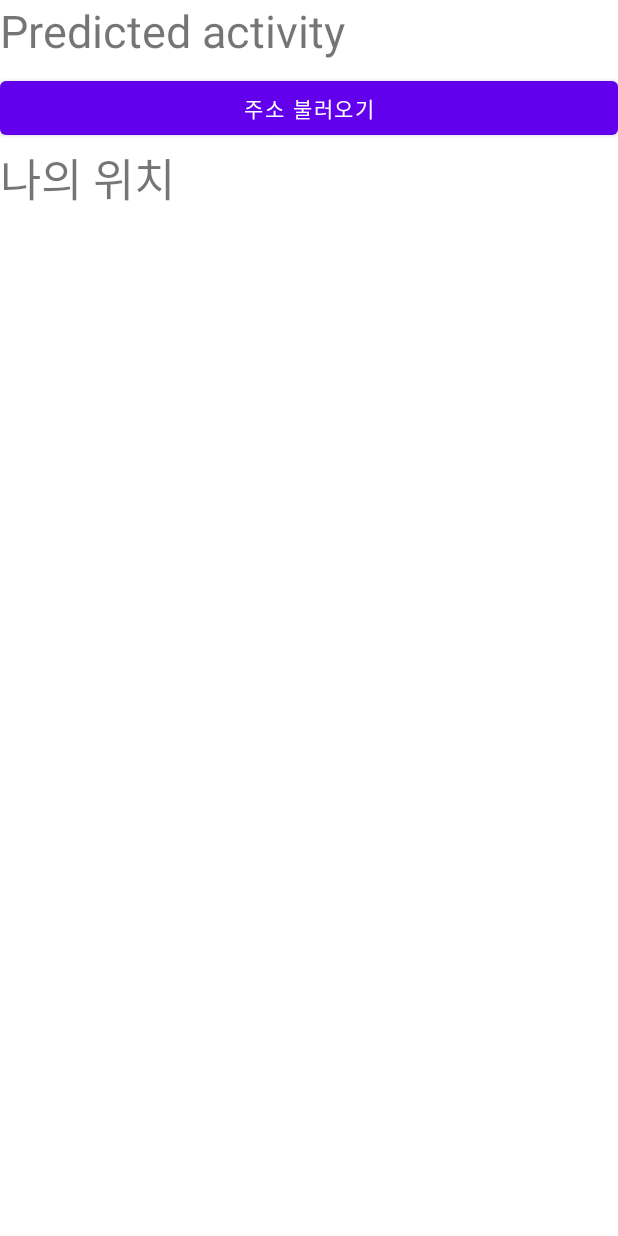
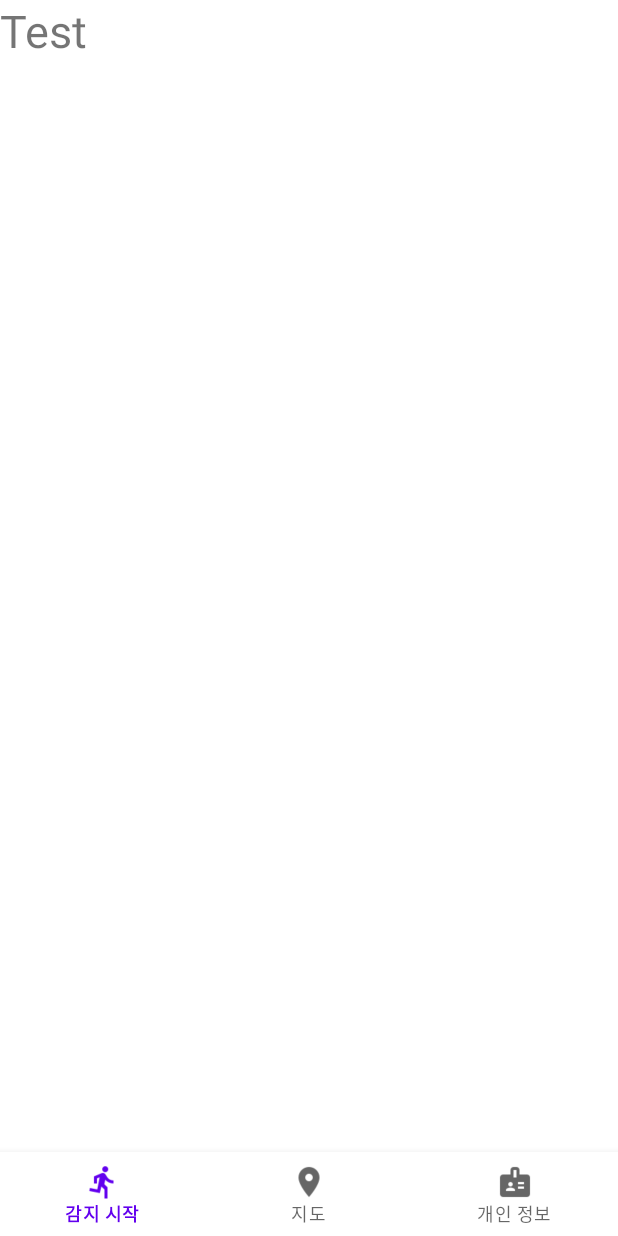
Before and after one commit to ojm51/Project, an Android app: the MainActivity screen opened directly, with no data from a screen before it, on a phone screen of 412 x 824 dp. Run offline under Robolectric (Android 15) with nearby library versions, the phone set to English and light mode, and no system bars; libraries missing offline, so code that uses them is left out: org.tensorflow.lite.

Commit message:
no message

```diff
--- a/predictSensorValue/app/src/main/res/layout/activity_main.xml
+++ b/predictSensorValue/app/src/main/res/layout/activity_main.xml
@@ -12,30 +12,23 @@
         android:layout_width="match_parent"
         android:layout_height="match_parent"
         android:orientation="vertical"
-        tools:layout_editor_absoluteX="106dp"
-        tools:layout_editor_absoluteY="13dp">
+        app:layout_constraintBottom_toTopOf="@+id/nav_view"/>
 
+    <TextView
+        android:id="@+id/text1"
+        android:layout_width="match_parent"
+        android:layout_height="match_parent"
+        android:textSize="30dp"
+        android:text="Test"/>
 
-        <TextView
-            android:id="@+id/result"
-            android:layout_width="match_parent"
-            android:layout_height="48dp"
-            android:textSize="30dp"
-            android:text="Predicted activity" />
-
-        <Button
-            android:id="@+id/getAddrButton"
-            android:layout_width="match_parent"
-            android:layout_height="wrap_content"
-            android:text="주소 불러오기" />
-
-        <TextView
-            android:id="@+id/textAddress"
-            android:layout_width="wrap_content"
-            android:layout_height="wrap_content"
-            android:text="나의 위치"
-            android:textSize="30dp" />
-
-    </LinearLayout>
+    <com.google.android.material.bottomnavigation.BottomNavigationView
+        android:id="@+id/nav_view"
+        android:layout_width="match_parent"
+        android:layout_height="wrap_content"
+        android:background="?android:attr/windowBackground"
+        app:layout_constraintBottom_toBottomOf="parent"
+        app:layout_constraintLeft_toLeftOf="parent"
+        app:layout_constraintRight_toRightOf="parent"
+        app:menu="@menu/bottom_nav_menu" />
 
 </androidx.constraintlayout.widget.ConstraintLayout>
```
